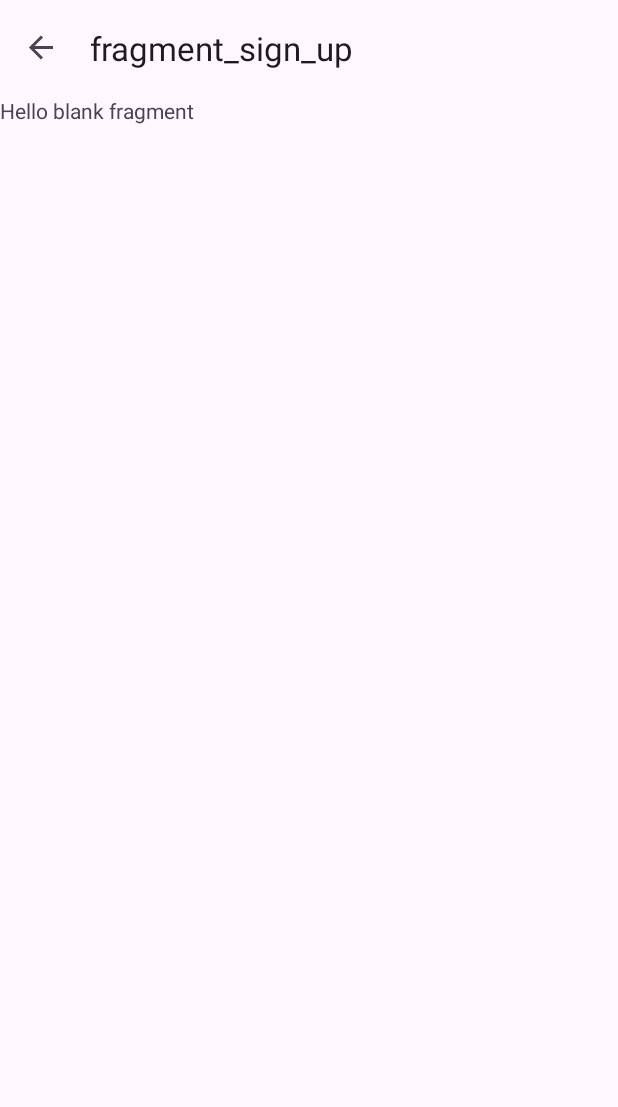
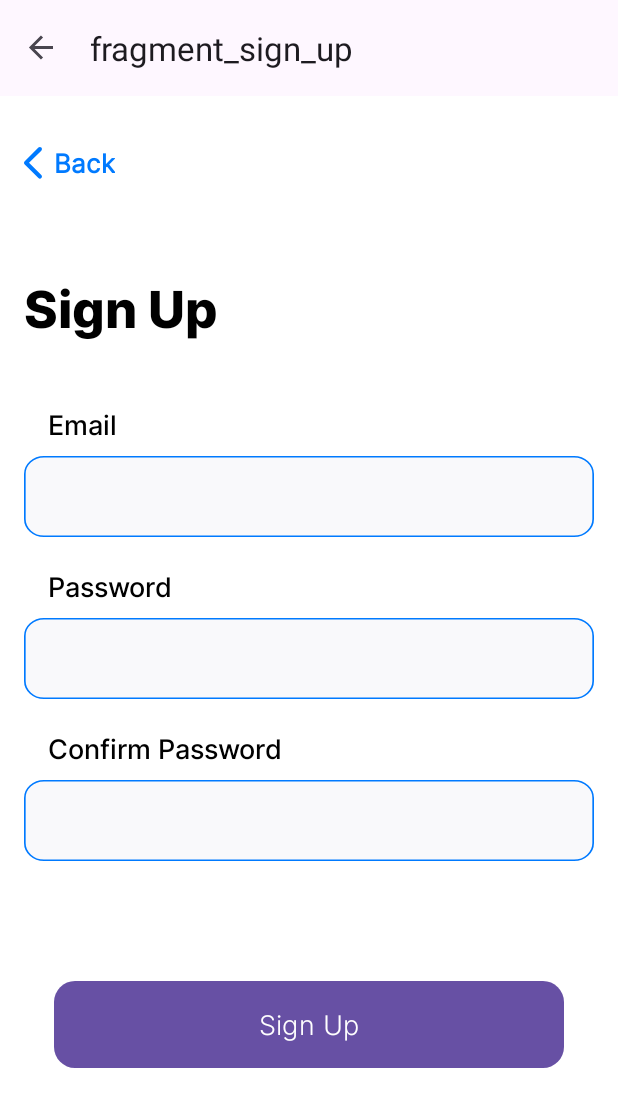
Before and after one commit to TusharB4321/ManageYourMoney, an Android app: the SignUpFragment screen opened through its navigation route, on a phone screen of 412 x 824 dp. Shown: the top 1107 px of the screen. Run offline under Robolectric (Android 15) with nearby library versions, the phone set to English and light mode, and no system bars; our stand-ins replace Firebase (no records; nobody signed in at launch, a user with empty details on screens opened directly), navigation-ui.

Commit message:
firebase installation successfully

```diff
--- a/app/build.gradle.kts
+++ b/app/build.gradle.kts
@@ -1,6 +1,7 @@
 plugins {
     alias(libs.plugins.android.application)
     alias(libs.plugins.kotlin.android)
+    alias(libs.plugins.google.gms.google.services)
 }
 
 android {
@@ -49,6 +50,7 @@ dependencies {
     implementation(libs.androidx.constraintlayout)
     implementation(libs.androidx.navigation.fragment.ktx)
     implementation(libs.androidx.navigation.ui.ktx)
+    implementation(libs.firebase.database)
     testImplementation(libs.junit)
     androidTestImplementation(libs.androidx.junit)
     androidTestImplementation(libs.androidx.espresso.core)
--- a/app/src/main/java/com/example/manageyourmoney/MainActivity.kt
+++ b/app/src/main/java/com/example/manageyourmoney/MainActivity.kt
@@ -12,14 +12,19 @@ import androidx.navigation.findNavController
 import androidx.navigation.fragment.NavHostFragment
 import androidx.navigation.ui.setupActionBarWithNavController
 import com.example.manageyourmoney.databinding.ActivityMainBinding
+import com.google.firebase.database.FirebaseDatabase
+import com.google.firebase.database.values
 
 class MainActivity : AppCompatActivity() {
     private lateinit var binding:ActivityMainBinding
+    private lateinit var database:FirebaseDatabase
     override fun onCreate(savedInstanceState: Bundle?) {
         super.onCreate(savedInstanceState)
         binding=ActivityMainBinding.inflate(layoutInflater)
         setContentView(binding.root)
         setSupportActionBar(binding.toolbar)
+        database=FirebaseDatabase.getInstance()
+        database.getReference("fada").child("aa").setValue("adad")
         navigateFragment()
     }
     private fun navigateFragment() {
--- a/app/src/main/java/com/example/manageyourmoney/view/SignUpFragment.kt
+++ b/app/src/main/java/com/example/manageyourmoney/view/SignUpFragment.kt
@@ -6,15 +6,23 @@ import android.view.LayoutInflater
 import android.view.View
 import android.view.ViewGroup
 import com.example.manageyourmoney.R
+import com.example.manageyourmoney.databinding.FragmentSignUpBinding
 
 class SignUpFragment : Fragment() {
 
+    private lateinit var binding:FragmentSignUpBinding
     override fun onCreateView(
         inflater: LayoutInflater, container: ViewGroup?,
         savedInstanceState: Bundle?
-    ): View? {
-        // Inflate the layout for this fragment
-        return inflater.inflate(R.layout.fragment_sign_up, container, false)
+    ): View {
+        binding=FragmentSignUpBinding.inflate(layoutInflater)
+        return binding.root
     }
 
+    override fun onViewCreated(view: View, savedInstanceState: Bundle?) {
+        super.onViewCreated(view, savedInstanceState)
+
+    }
+
+
 }
--- a/app/src/main/res/layout/fragment_sign_up.xml
+++ b/app/src/main/res/layout/fragment_sign_up.xml
@@ -1,14 +1,130 @@
 <?xml version="1.0" encoding="utf-8"?>
-<FrameLayout xmlns:android="http://schemas.android.com/apk/res/android"
+<LinearLayout xmlns:android="http://schemas.android.com/apk/res/android"
+    xmlns:app="http://schemas.android.com/apk/res-auto"
     xmlns:tools="http://schemas.android.com/tools"
     android:layout_width="match_parent"
     android:layout_height="match_parent"
-    tools:context=".view.SignUpFragment">
+    android:orientation="vertical"
+    android:background="@color/white">
 
-    <!-- TODO: Update blank fragment layout -->
     <TextView
+        android:id="@+id/tvSignupBack"
+        android:layout_width="wrap_content"
+        android:text="@string/back"
+        android:textSize="17sp"
+        android:layout_marginTop="32sp"
+        android:drawablePadding="8dp"
+        android:layout_marginHorizontal="16dp"
+        android:fontFamily="@font/inter_regular"
+        android:textStyle="bold"
+        android:textColor="#007AFF"
+        android:layout_height="wrap_content"
+        app:drawableLeftCompat="@drawable/ic_back_blue" />
+
+
+    <TextView
+        android:id="@+id/tvSignupHeading"
         android:layout_width="match_parent"
-        android:layout_height="match_parent"
-        android:text="@string/hello_blank_fragment" />
+        android:text="@string/sign_up"
+        android:textSize="34sp"
+        android:layout_marginTop="60dp"
+        android:layout_marginStart="16dp"
+        android:textColor="@color/black"
+        android:fontFamily="@font/inter_extra_bold"
+        android:layout_height="wrap_content"/>
 
-</FrameLayout>
+    <TextView
+        android:id="@+id/tvSignupEmail"
+        android:layout_width="match_parent"
+        android:text="@string/email"
+        android:textSize="18sp"
+        android:paddingHorizontal="16dp"
+        android:layout_marginTop="40dp"
+        android:layout_marginBottom="8dp"
+        android:layout_marginStart="16dp"
+        android:textColor="@color/black"
+        android:fontFamily="@font/inter_medium"
+        android:layout_height="wrap_content"/>
+
+    <EditText
+        android:id="@+id/etSignupEmail"
+        android:layout_width="match_parent"
+        android:layout_marginHorizontal="16dp"
+        android:autofillHints="emailAddress"
+        android:textColor="@color/black"
+        android:fontFamily="@font/inter_light"
+        android:lines="1"
+        android:inputType="textEmailAddress"
+        android:textSize="14sp"
+        android:paddingHorizontal="16dp"
+        android:background="@drawable/ic_et_grey_background_blue_stroke"
+        android:layout_height="wrap_content"
+        tools:ignore="LabelFor" />
+
+    <TextView
+        android:id="@+id/tvSignupPassword"
+        android:layout_width="match_parent"
+        android:text="@string/password"
+        android:textSize="18sp"
+        android:paddingHorizontal="16dp"
+        android:layout_marginTop="20dp"
+        android:layout_marginBottom="8dp"
+        android:layout_marginLeft="16dp"
+        android:textColor="@color/black"
+        android:fontFamily="@font/inter_medium"
+        android:layout_height="wrap_content"/>
+
+    <EditText
+        android:id="@+id/etSignupPassword"
+        android:layout_width="match_parent"
+        android:layout_marginHorizontal="16dp"
+        android:textColor="@color/black"
+        android:fontFamily="@font/inter_light"
+        android:lines="1"
+        android:inputType="textPassword"
+        android:textSize="14sp"
+        android:paddingHorizontal="16dp"
+        android:background="@drawable/ic_et_grey_background_blue_stroke"
+        android:layout_height="wrap_content"
+        tools:ignore="LabelFor"/>
+
+    <TextView
+        android:id="@+id/tvSignupConfirmPassword"
+        android:layout_width="match_parent"
+        android:text="@string/confirm_password"
+        android:textSize="18sp"
+        android:paddingHorizontal="16dp"
+        android:layout_marginTop="20dp"
+        android:layout_marginBottom="8dp"
+        android:layout_marginLeft="16dp"
+        android:textColor="@color/black"
+        android:fontFamily="@font/inter_medium"
+        android:layout_height="wrap_content"/>
+
+    <EditText
+        android:id="@+id/etSignupConfirmPassword"
+        android:layout_width="match_parent"
+        android:layout_marginHorizontal="16dp"
+        android:textColor="@color/black"
+        android:fontFamily="@font/inter_light"
+        android:lines="1"
+        android:inputType="textPassword"
+        android:textSize="14sp"
+        android:paddingHorizontal="16dp"
+        android:background="@drawable/ic_et_grey_background_blue_stroke"
+        android:layout_height="wrap_content"/>
+
+    <Button
+        android:id="@+id/btnSignupApply"
+        android:layout_width="wrap_content"
+        android:layout_height="wrap_content"
+        android:layout_marginTop="80dp"
+        android:background="@drawable/ic_button_bg"
+        android:fontFamily="@font/inter_light"
+        android:text="@string/sign_up"
+        android:layout_gravity="center_horizontal"
+        android:textAllCaps="false"
+        android:textColor="@color/white"
+        android:textSize="18sp"
+        android:textStyle="normal"/>
+</LinearLayout>
--- a/app/src/main/res/values/strings.xml
+++ b/app/src/main/res/values/strings.xml
@@ -2,4 +2,9 @@
     <string name="app_name">Manage Your Money</string>
     <!-- TODO: Remove or change this placeholder text -->
     <string name="hello_blank_fragment">Hello blank fragment</string>
+    <string name="back">Back</string>
+    <string name="sign_up">Sign Up</string>
+    <string name="email">Email</string>
+    <string name="password">Password</string>
+    <string name="confirm_password">Confirm Password</string>
 </resources>
--- a/build.gradle.kts
+++ b/build.gradle.kts
@@ -2,4 +2,5 @@
 plugins {
     alias(libs.plugins.android.application) apply false
     alias(libs.plugins.kotlin.android) apply false
+    alias(libs.plugins.google.gms.google.services) apply false
 }
--- a/gradle/libs.versions.toml
+++ b/gradle/libs.versions.toml
@@ -11,6 +11,8 @@ activity = "1.9.3"
 constraintlayout = "2.2.0"
 navigationFragmentKtx = "2.8.4"
 navigationUiKtx = "2.8.4"
+googleGmsGoogleServices = "4.4.2"
+firebaseDatabase = "21.0.0"
 
 [libraries]
 androidx-core-ktx = { group = "androidx.core", name = "core-ktx", version.ref = "coreKtx" }
@@ -23,7 +25,9 @@ androidx-activity = { group = "androidx.activity", name = "activity", version.re
 androidx-constraintlayout = { group = "androidx.constraintlayout", name = "constraintlayout", version.ref = "constraintlayout" }
 androidx-navigation-fragment-ktx = { group = "androidx.navigation", name = "navigation-fragment-ktx", version.ref = "navigationFragmentKtx" }
 androidx-navigation-ui-ktx = { group = "androidx.navigation", name = "navigation-ui-ktx", version.ref = "navigationUiKtx" }
+firebase-database = { group = "com.google.firebase", name = "firebase-database", version.ref = "firebaseDatabase" }
 
 [plugins]
 android-application = { id = "com.android.application", version.ref = "agp" }
 kotlin-android = { id = "org.jetbrains.kotlin.android", version.ref = "kotlin" }
+google-gms-google-services = { id = "com.google.gms.google-services", version.ref = "googleGmsGoogleServices" }
```
Also changed, not shown: 1 other file.
